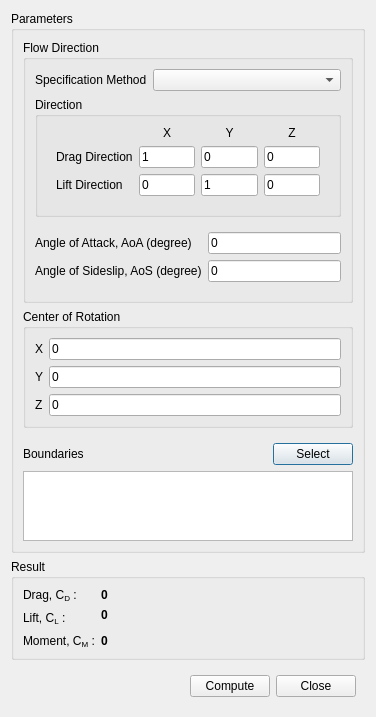
Qt form baramFlow/view/results/reports/force_report_dialog.ui (nextfoam/baram) before a commit.
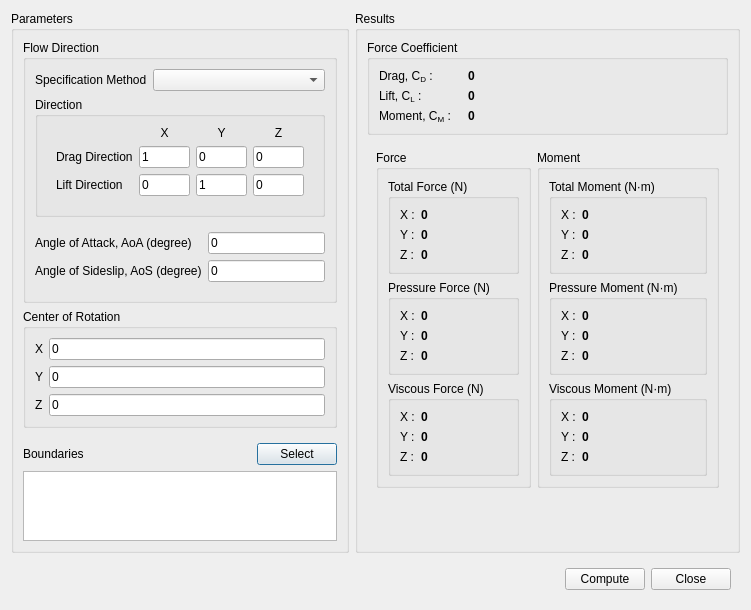
The same form after that commit. Custom widgets are drawn as their Qt base class.

Commit message: Issue baram#358 scalar value report function has been added

The edit to the form file:
```diff
--- a/baramFlow/view/results/reports/force_report_dialog.ui
+++ b/baramFlow/view/results/reports/force_report_dialog.ui
@@ -6,8 +6,8 @@
    <rect>
     <x>0</x>
     <y>0</y>
-    <width>376</width>
-    <height>697</height>
+    <width>751</width>
+    <height>595</height>
    </rect>
   </property>
   <property name="windowTitle">
@@ -15,6 +15,21 @@
   </property>
   <layout class="QVBoxLayout" name="verticalLayout_2">
    <item>
+    <widget class="QWidget" name="widget_10" native="true">
+     <layout class="QHBoxLayout" name="horizontalLayout_7" stretch="1,1">
+      <property name="leftMargin">
+       <number>0</number>
+      </property>
+      <property name="topMargin">
+       <number>0</number>
+      </property>
+      <property name="rightMargin">
+       <number>0</number>
+      </property>
+      <property name="bottomMargin">
+       <number>0</number>
+      </property>
+      <item>
     <widget class="QGroupBox" name="groupBox">
      <property name="title">
       <string>Parameters</string>
@@ -297,10 +312,13 @@
            <property name="orientation">
             <enum>Qt::Horizontal</enum>
            </property>
+              <property name="sizeType">
+               <enum>QSizePolicy::MinimumExpanding</enum>
+              </property>
            <property name="sizeHint" stdset="0">
             <size>
-             <width>123</width>
-             <height>20</height>
+                <width>0</width>
+                <height>0</height>
             </size>
            </property>
           </spacer>
@@ -326,38 +344,19 @@
     </widget>
    </item>
    <item>
+       <widget class="QGroupBox" name="groupBox_6">
+        <property name="title">
+         <string>Results</string>
+        </property>
+        <layout class="QVBoxLayout" name="verticalLayout_6">
+         <item>
     <widget class="QGroupBox" name="groupBox_3">
      <property name="title">
-      <string>Result</string>
-     </property>
-     <layout class="QHBoxLayout" name="horizontalLayout_3">
-      <property name="spacing">
-       <number>0</number>
-      </property>
-      <property name="leftMargin">
-       <number>0</number>
-      </property>
-      <property name="topMargin">
-       <number>0</number>
-      </property>
-      <property name="rightMargin">
-       <number>9</number>
-      </property>
-      <property name="bottomMargin">
-       <number>0</number>
-      </property>
-      <item>
-       <widget class="QWidget" name="widget_6" native="true">
-        <layout class="QGridLayout" name="gridLayout_2">
-         <item row="1" column="0">
-          <widget class="QLabel" name="label">
-           <property name="text">
-            <string>Drag, C&lt;sub&gt;D&lt;/sub&gt; :</string>
-           </property>
-          </widget>
-         </item>
-         <item row="5" column="1">
-          <widget class="QLabel" name="moment">
+            <string>Force Coefficient</string>
+           </property>
+           <layout class="QGridLayout" name="gridLayout_2" columnstretch="1,3">
+            <item row="1" column="1">
+             <widget class="QLabel" name="lift">
            <property name="font">
             <font>
              <bold>true</bold>
@@ -368,33 +367,28 @@
            </property>
           </widget>
          </item>
-         <item row="3" column="0" rowspan="2">
+            <item row="1" column="0">
           <widget class="QLabel" name="label_2">
            <property name="text">
             <string>Lift, C&lt;sub&gt;L&lt;/sub&gt; :</string>
            </property>
           </widget>
          </item>
-         <item row="5" column="0">
+            <item row="0" column="0">
+             <widget class="QLabel" name="label">
+              <property name="text">
+               <string>Drag, C&lt;sub&gt;D&lt;/sub&gt; :</string>
+              </property>
+             </widget>
+            </item>
+            <item row="2" column="0">
           <widget class="QLabel" name="label_3">
            <property name="text">
             <string>Moment, C&lt;sub&gt;M&lt;/sub&gt; :</string>
            </property>
           </widget>
          </item>
-         <item row="3" column="1">
-          <widget class="QLabel" name="lift">
-           <property name="font">
-            <font>
-             <bold>true</bold>
-            </font>
-           </property>
-           <property name="text">
-            <string>0</string>
-           </property>
-          </widget>
-         </item>
-         <item row="1" column="1">
+            <item row="0" column="1">
           <widget class="QLabel" name="drag">
            <property name="font">
             <font>
@@ -406,21 +400,456 @@
            </property>
           </widget>
          </item>
+            <item row="2" column="1">
+             <widget class="QLabel" name="moment">
+              <property name="font">
+               <font>
+                <bold>true</bold>
+               </font>
+              </property>
+              <property name="text">
+               <string>0</string>
+              </property>
+             </widget>
+            </item>
         </layout>
        </widget>
       </item>
       <item>
-       <spacer name="horizontalSpacer_3">
+          <widget class="QWidget" name="widget_7" native="true">
+           <layout class="QHBoxLayout" name="horizontalLayout_3">
+            <item>
+             <widget class="QGroupBox" name="groupBox_6">
+              <property name="title">
+               <string>Force</string>
+              </property>
+              <layout class="QVBoxLayout" name="verticalLayout_7">
+               <item>
+                <widget class="QGroupBox" name="groupBox_7">
+                 <property name="title">
+                  <string>Total Force (N)</string>
+                 </property>
+                 <layout class="QGridLayout" name="gridLayout_4" columnstretch="1,10">
+                  <item row="3" column="0">
+                   <widget class="QLabel" name="label_18">
+                    <property name="text">
+                     <string>Y :</string>
+                    </property>
+                   </widget>
+                  </item>
+                  <item row="2" column="0">
+                   <widget class="QLabel" name="label_13">
+                    <property name="text">
+                     <string>X :</string>
+                    </property>
+                   </widget>
+                  </item>
+                  <item row="4" column="0">
+                   <widget class="QLabel" name="label_19">
+                    <property name="text">
+                     <string>Z :</string>
+                    </property>
+                   </widget>
+                  </item>
+                  <item row="4" column="1">
+                   <widget class="QLabel" name="total_force_z">
+                    <property name="font">
+                     <font>
+                      <bold>true</bold>
+                     </font>
+                    </property>
+                    <property name="text">
+                     <string>0</string>
+                    </property>
+                   </widget>
+                  </item>
+                  <item row="3" column="1">
+                   <widget class="QLabel" name="total_force_y">
+                    <property name="font">
+                     <font>
+                      <bold>true</bold>
+                     </font>
+                    </property>
+                    <property name="text">
+                     <string>0</string>
+                    </property>
+                   </widget>
+                  </item>
+                  <item row="2" column="1">
+                   <widget class="QLabel" name="total_force_x">
+                    <property name="font">
+                     <font>
+                      <bold>true</bold>
+                     </font>
+                    </property>
+                    <property name="text">
+                     <string>0</string>
+                    </property>
+                   </widget>
+                  </item>
+                 </layout>
+                </widget>
+               </item>
+               <item>
+                <widget class="QGroupBox" name="groupBox_8">
+                 <property name="title">
+                  <string>Pressure Force (N)</string>
+                 </property>
+                 <layout class="QGridLayout" name="gridLayout_5" columnstretch="1,10">
+                  <item row="0" column="1">
+                   <widget class="QLabel" name="pressure_force_x">
+                    <property name="font">
+                     <font>
+                      <bold>true</bold>
+                     </font>
+                    </property>
+                    <property name="text">
+                     <string>0</string>
+                    </property>
+                   </widget>
+                  </item>
+                  <item row="1" column="0">
+                   <widget class="QLabel" name="label_21">
+                    <property name="text">
+                     <string>Y :</string>
+                    </property>
+                   </widget>
+                  </item>
+                  <item row="0" column="0">
+                   <widget class="QLabel" name="label_20">
+                    <property name="text">
+                     <string>X :</string>
+                    </property>
+                   </widget>
+                  </item>
+                  <item row="2" column="0">
+                   <widget class="QLabel" name="label_24">
+                    <property name="text">
+                     <string>Z :</string>
+                    </property>
+                   </widget>
+                  </item>
+                  <item row="1" column="1">
+                   <widget class="QLabel" name="pressure_force_y">
+                    <property name="font">
+                     <font>
+                      <bold>true</bold>
+                     </font>
+                    </property>
+                    <property name="text">
+                     <string>0</string>
+                    </property>
+                   </widget>
+                  </item>
+                  <item row="2" column="1">
+                   <widget class="QLabel" name="pressure_force_z">
+                    <property name="font">
+                     <font>
+                      <bold>true</bold>
+                     </font>
+                    </property>
+                    <property name="text">
+                     <string>0</string>
+                    </property>
+                   </widget>
+                  </item>
+                 </layout>
+                </widget>
+               </item>
+               <item>
+                <widget class="QGroupBox" name="groupBox_4">
+                 <property name="title">
+                  <string>Viscous Force (N)</string>
+                 </property>
+                 <layout class="QGridLayout" name="gridLayout_3" columnstretch="1,10">
+                  <item row="2" column="0">
+                   <widget class="QLabel" name="label_9">
+                    <property name="text">
+                     <string>Z :</string>
+                    </property>
+                   </widget>
+                  </item>
+                  <item row="0" column="0">
+                   <widget class="QLabel" name="label_7">
+                    <property name="text">
+                     <string>X :</string>
+                    </property>
+                   </widget>
+                  </item>
+                  <item row="1" column="0">
+                   <widget class="QLabel" name="label_8">
+                    <property name="text">
+                     <string>Y :</string>
+                    </property>
+                   </widget>
+                  </item>
+                  <item row="0" column="1">
+                   <widget class="QLabel" name="viscous_force_x">
+                    <property name="font">
+                     <font>
+                      <bold>true</bold>
+                     </font>
+                    </property>
+                    <property name="text">
+                     <string>0</string>
+                    </property>
+                   </widget>
+                  </item>
+                  <item row="1" column="1">
+                   <widget class="QLabel" name="viscous_force_y">
+                    <property name="font">
+                     <font>
+                      <bold>true</bold>
+                     </font>
+                    </property>
+                    <property name="text">
+                     <string>0</string>
+                    </property>
+                   </widget>
+                  </item>
+                  <item row="2" column="1">
+                   <widget class="QLabel" name="viscous_force_z">
+                    <property name="font">
+                     <font>
+                      <bold>true</bold>
+                     </font>
+                    </property>
+                    <property name="text">
+                     <string>0</string>
+                    </property>
+                   </widget>
+                  </item>
+                 </layout>
+                </widget>
+               </item>
+              </layout>
+             </widget>
+            </item>
+            <item>
+             <widget class="QGroupBox" name="groupBox_8">
+              <property name="title">
+               <string>Moment</string>
+              </property>
+              <layout class="QVBoxLayout" name="verticalLayout_8">
+               <item>
+                <widget class="QGroupBox" name="groupBox_9">
+                 <property name="title">
+                  <string>Total Moment (N·m)</string>
+                 </property>
+                 <layout class="QGridLayout" name="gridLayout_6" columnstretch="1,10">
+                  <item row="3" column="0">
+                   <widget class="QLabel" name="label_25">
+                    <property name="text">
+                     <string>Y :</string>
+                    </property>
+                   </widget>
+                  </item>
+                  <item row="2" column="0">
+                   <widget class="QLabel" name="label_26">
+                    <property name="text">
+                     <string>X :</string>
+                    </property>
+                   </widget>
+                  </item>
+                  <item row="4" column="0">
+                   <widget class="QLabel" name="label_27">
+                    <property name="text">
+                     <string>Z :</string>
+                    </property>
+                   </widget>
+                  </item>
+                  <item row="4" column="1">
+                   <widget class="QLabel" name="total_moment_z">
+                    <property name="font">
+                     <font>
+                      <bold>true</bold>
+                     </font>
+                    </property>
+                    <property name="text">
+                     <string>0</string>
+                    </property>
+                   </widget>
+                  </item>
+                  <item row="3" column="1">
+                   <widget class="QLabel" name="total_moment_y">
+                    <property name="font">
+                     <font>
+                      <bold>true</bold>
+                     </font>
+                    </property>
+                    <property name="text">
+                     <string>0</string>
+                    </property>
+                   </widget>
+                  </item>
+                  <item row="2" column="1">
+                   <widget class="QLabel" name="total_moment_x">
+                    <property name="font">
+                     <font>
+                      <bold>true</bold>
+                     </font>
+                    </property>
+                    <property name="text">
+                     <string>0</string>
+                    </property>
+                   </widget>
+                  </item>
+                 </layout>
+                </widget>
+               </item>
+               <item>
+                <widget class="QGroupBox" name="groupBox_10">
+                 <property name="title">
+                  <string>Pressure Moment (N·m)</string>
+                 </property>
+                 <layout class="QGridLayout" name="gridLayout_7" columnstretch="1,10">
+                  <item row="0" column="1">
+                   <widget class="QLabel" name="pressure_moment_x">
+                    <property name="font">
+                     <font>
+                      <bold>true</bold>
+                     </font>
+                    </property>
+                    <property name="text">
+                     <string>0</string>
+                    </property>
+                   </widget>
+                  </item>
+                  <item row="1" column="0">
+                   <widget class="QLabel" name="label_28">
+                    <property name="text">
+                     <string>Y :</string>
+                    </property>
+                   </widget>
+                  </item>
+                  <item row="0" column="0">
+                   <widget class="QLabel" name="label_29">
+                    <property name="text">
+                     <string>X :</string>
+                    </property>
+                   </widget>
+                  </item>
+                  <item row="2" column="0">
+                   <widget class="QLabel" name="label_30">
+                    <property name="text">
+                     <string>Z :</string>
+                    </property>
+                   </widget>
+                  </item>
+                  <item row="1" column="1">
+                   <widget class="QLabel" name="pressure_moment_y">
+                    <property name="font">
+                     <font>
+                      <bold>true</bold>
+                     </font>
+                    </property>
+                    <property name="text">
+                     <string>0</string>
+                    </property>
+                   </widget>
+                  </item>
+                  <item row="2" column="1">
+                   <widget class="QLabel" name="pressure_moment_z">
+                    <property name="font">
+                     <font>
+                      <bold>true</bold>
+                     </font>
+                    </property>
+                    <property name="text">
+                     <string>0</string>
+                    </property>
+                   </widget>
+                  </item>
+                 </layout>
+                </widget>
+               </item>
+               <item>
+                <widget class="QGroupBox" name="groupBox_11">
+                 <property name="title">
+                  <string>Viscous Moment (N·m)</string>
+                 </property>
+                 <layout class="QGridLayout" name="gridLayout_8" columnstretch="1,10">
+                  <item row="2" column="0">
+                   <widget class="QLabel" name="label_31">
+                    <property name="text">
+                     <string>Z :</string>
+                    </property>
+                   </widget>
+                  </item>
+                  <item row="0" column="0">
+                   <widget class="QLabel" name="label_32">
+                    <property name="text">
+                     <string>X :</string>
+                    </property>
+                   </widget>
+                  </item>
+                  <item row="1" column="0">
+                   <widget class="QLabel" name="label_33">
+                    <property name="text">
+                     <string>Y :</string>
+                    </property>
+                   </widget>
+                  </item>
+                  <item row="0" column="1">
+                   <widget class="QLabel" name="viscous_moment_x">
+                    <property name="font">
+                     <font>
+                      <bold>true</bold>
+                     </font>
+                    </property>
+                    <property name="text">
+                     <string>0</string>
+                    </property>
+                   </widget>
+                  </item>
+                  <item row="1" column="1">
+                   <widget class="QLabel" name="viscous_moment_y">
+                    <property name="font">
+                     <font>
+                      <bold>true</bold>
+                     </font>
+                    </property>
+                    <property name="text">
+                     <string>0</string>
+                    </property>
+                   </widget>
+                  </item>
+                  <item row="2" column="1">
+                   <widget class="QLabel" name="viscous_moment_z">
+                    <property name="font">
+                     <font>
+                      <bold>true</bold>
+                     </font>
+                    </property>
+                    <property name="text">
+                     <string>0</string>
+                    </property>
+                   </widget>
+                  </item>
+                 </layout>
+                </widget>
+               </item>
+              </layout>
+             </widget>
+            </item>
+           </layout>
+          </widget>
+         </item>
+         <item>
+          <spacer name="verticalSpacer">
         <property name="orientation">
-         <enum>Qt::Horizontal</enum>
+            <enum>Qt::Vertical</enum>
         </property>
         <property name="sizeHint" stdset="0">
          <size>
-          <width>40</width>
-          <height>20</height>
+             <width>20</width>
+             <height>40</height>
          </size>
         </property>
        </spacer>
+         </item>
+        </layout>
+       </widget>
       </item>
      </layout>
     </widget>
```
Left out of the diff: 2 changed lines with no effect on the pictures. Lines whose indentation alone changed are shown as unchanged. The commit also changes 25 other files.
